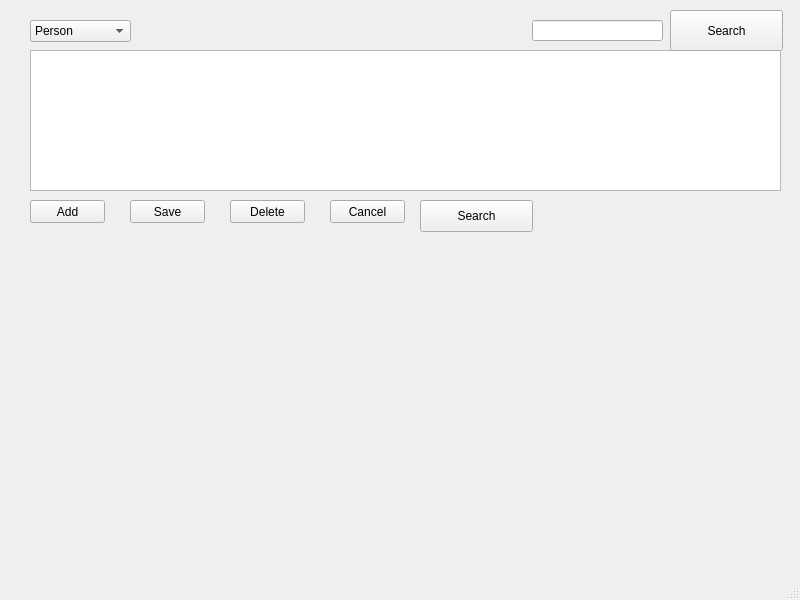
This is gui.ui in annakrih/T113VLN1-3 as Qt 5 draws it before an edit. The edited form follows.
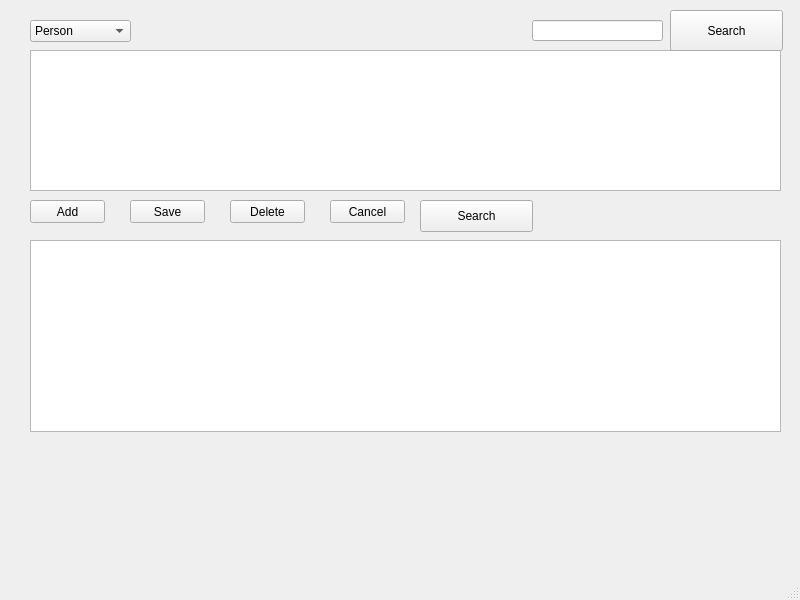
This is the edited form.

What changed in the file:
```diff
--- a/gui.ui
+++ b/gui.ui
@@ -144,6 +144,16 @@
      </rect>
     </property>
    </widget>
+   <widget class="QTableView" name="tableView_2">
+    <property name="geometry">
+     <rect>
+      <x>30</x>
+      <y>240</y>
+      <width>751</width>
+      <height>192</height>
+     </rect>
+    </property>
+   </widget>
   </widget>
   <widget class="QMenuBar" name="menubar">
    <property name="geometry">
```
